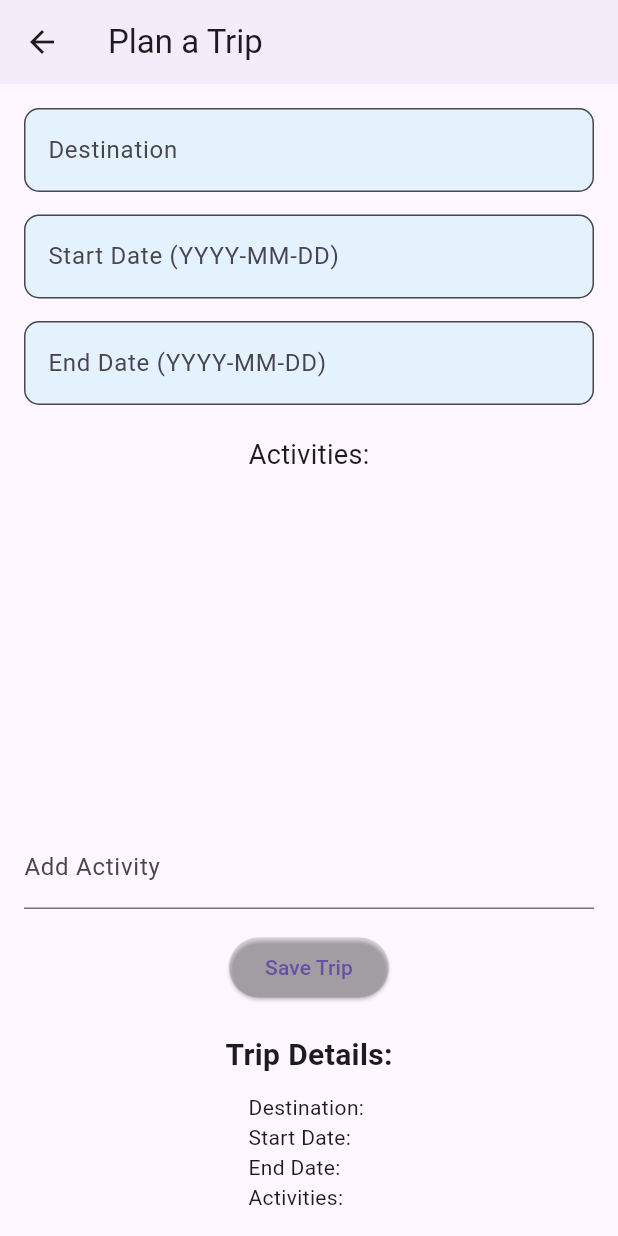
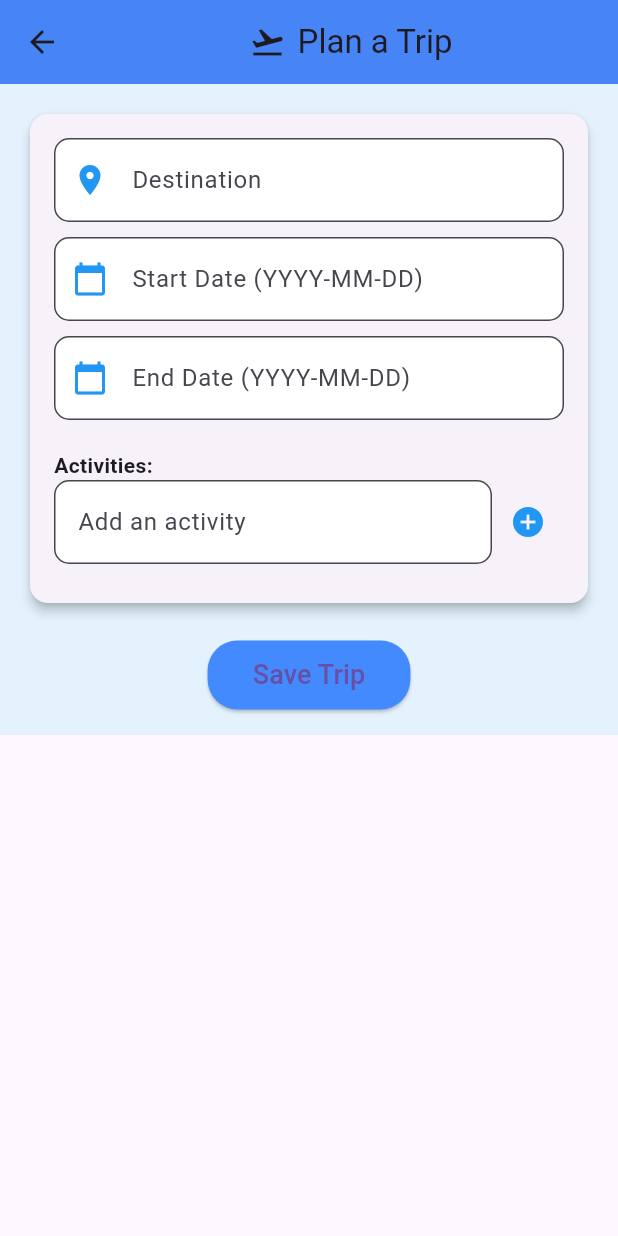
Before and after one commit to sami0100/travel_companion, a Flutter app: the PlanTripScreen screen opened directly, after a tap on "Save Trip", on a phone screen of 412 x 824 dp. Run offline on Flutter 3.47's test engine with Material 3 defaults, Android fonts, the phone set to English and light mode, and no system bars; network calls fail.

Commit message:
ch9,10 commit

```diff
--- a/lib/screens/plan_trip.dart
+++ b/lib/screens/plan_trip.dart
@@ -6,132 +6,188 @@ class PlanTripScreen extends StatefulWidget {
 }
 
 class _PlanTripScreenState extends State<PlanTripScreen> {
-  final TextEditingController _destinationController = TextEditingController();
-  final TextEditingController _startDateController = TextEditingController();
-  final TextEditingController _endDateController = TextEditingController();
-  final List<String> _activities = [];
+  final TextEditingController destinationController = TextEditingController();
+  final TextEditingController startDateController = TextEditingController();
+  final TextEditingController endDateController = TextEditingController();
+  final TextEditingController activityController = TextEditingController();
+  List<String> activities = [];
+  bool isTripSaved = false;
 
-  // Variable to hold trip details
-  String _tripDetails = '';
-
-  void _addActivity(String activity) {
-    if (activity.isNotEmpty) {
+  void _addActivity() {
+    if (activityController.text.isNotEmpty) {
       setState(() {
-        _activities.add(activity);
+        activities.add(activityController.text);
+        activityController.clear();
       });
     }
   }
 
   void _saveTrip() {
-    String destination = _destinationController.text;
-    String startDate = _startDateController.text;
-    String endDate = _endDateController.text;
-
-    // Prepare trip details for display
+    if (destinationController.text.isNotEmpty &&
+        startDateController.text.isNotEmpty &&
+        endDateController.text.isNotEmpty) {
       setState(() {
-      _tripDetails = 'Destination: $destination\n'
-          'Start Date: $startDate\n'
-          'End Date: $endDate\n'
-          'Activities: ${_activities.join(', ')}';
+        isTripSaved = true;
       });
 
-    // Clear the fields after saving
-    _destinationController.clear();
-    _startDateController.clear();
-    _endDateController.clear();
-    setState(() {
-      _activities.clear(); // Clear activities after saving
-    });
+      // Optionally, show a confirmation dialog
+      showDialog(
+        context: context,
+        builder: (context) => AlertDialog(
+          title: Text('Trip Saved'),
+          content: Text(
+              'Destination: ${destinationController.text}\nStart Date: ${startDateController.text}\nEnd Date: ${endDateController.text}\nActivities: ${activities.join(', ')}'),
+          actions: [
+            TextButton(
+              onPressed: () => Navigator.pop(context),
+              child: Text('OK'),
+            ),
+          ],
+        ),
+      );
+    }
   }
 
   @override
   Widget build(BuildContext context) {
     return Scaffold(
       appBar: AppBar(
-        title: Text('Plan a Trip'),
-        elevation: 2,
+        title: Row(
+          mainAxisAlignment: MainAxisAlignment.center,
+          children: [
+            Icon(Icons.flight_takeoff),
+            SizedBox(width: 8),
+            Text('Plan a Trip'),
+          ],
         ),
-      body: Padding(
+        backgroundColor: Colors.blueAccent,
+        elevation: 4,
+        centerTitle: true,
+      ),
+      body: Container(
+        padding: EdgeInsets.all(16.0),
+        color: Colors.blue.shade50,
+        child: SingleChildScrollView(
+          child: Column(
+            crossAxisAlignment: CrossAxisAlignment.start,
+            children: [
+              Card(
+                elevation: 3,
+                shape: RoundedRectangleBorder(
+                  borderRadius: BorderRadius.circular(12),
+                ),
+                child: Padding(
                   padding: const EdgeInsets.all(16.0),
                   child: Column(
+                    crossAxisAlignment: CrossAxisAlignment.start,
                     children: [
                       TextField(
-              controller: _destinationController,
+                        controller: destinationController,
                         decoration: InputDecoration(
                           labelText: 'Destination',
-                filled: true,
-                fillColor: Colors.blue.shade50,
+                          prefixIcon: Icon(Icons.place, color: Colors.blue),
                           border: OutlineInputBorder(
                             borderRadius: BorderRadius.circular(10),
                           ),
+                          filled: true,
+                          fillColor: Colors.white,
                         ),
                       ),
-            SizedBox(height: 15),
+                      SizedBox(height: 10),
                       TextField(
-              controller: _startDateController,
+                        controller: startDateController,
                         decoration: InputDecoration(
                           labelText: 'Start Date (YYYY-MM-DD)',
-                filled: true,
-                fillColor: Colors.blue.shade50,
+                          prefixIcon: Icon(Icons.calendar_today, color: Colors.blue),
                           border: OutlineInputBorder(
                             borderRadius: BorderRadius.circular(10),
                           ),
+                          filled: true,
+                          fillColor: Colors.white,
                         ),
                       ),
-            SizedBox(height: 15),
+                      SizedBox(height: 10),
                       TextField(
-              controller: _endDateController,
+                        controller: endDateController,
                         decoration: InputDecoration(
                           labelText: 'End Date (YYYY-MM-DD)',
-                filled: true,
-                fillColor: Colors.blue.shade50,
+                          prefixIcon: Icon(Icons.calendar_today, color: Colors.blue),
                           border: OutlineInputBorder(
                             borderRadius: BorderRadius.circular(10),
+                          ),
+                          filled: true,
+                          fillColor: Colors.white,
+                        ),
+                      ),
+                      SizedBox(height: 20),
+                      Text('Activities:', style: TextStyle(fontWeight: FontWeight.bold)),
+                      Row(
+                        children: [
+                          Expanded(
+                            child: TextField(
+                              controller: activityController,
+                              decoration: InputDecoration(
+                                labelText: 'Add an activity',
+                                border: OutlineInputBorder(
+                                  borderRadius: BorderRadius.circular(10),
+                                ),
+                                filled: true,
+                                fillColor: Colors.white,
+                              ),
+                            ),
+                          ),
+                          IconButton(
+                            icon: Icon(Icons.add_circle, color: Colors.blue),
+                            onPressed: _addActivity,
+                          ),
+                        ],
+                      ),
+                      SizedBox(height: 10),
+                      Wrap(
+                        spacing: 8.0,
+                        children: activities
+                            .map((activity) => Chip(
+                          label: Text(activity),
+                          deleteIcon: Icon(Icons.close),
+                          onDeleted: () {
+                            setState(() {
+                              activities.remove(activity);
+                            });
+                          },
+                        ))
+                            .toList(),
+                      ),
+                    ],
                   ),
                 ),
               ),
               SizedBox(height: 20),
-            Text('Activities:', style: TextStyle(fontSize: 18)),
-            Expanded(
-              child: ListView.builder(
-                itemCount: _activities.length,
-                itemBuilder: (context, index) {
-                  return Card(
-                    margin: EdgeInsets.symmetric(vertical: 8.0),
-                    elevation: 5,
-                    shape: RoundedRectangleBorder(
-                      borderRadius: BorderRadius.circular(15),
-                    ),
-                    child: ListTile(
-                      title: Text(
-                        _activities[index],
-                        style: TextStyle(color: Colors.blue.shade900),
-                      ),
-                    ),
-                  );
-                },
-              ),
-            ),
-            TextField(
-              decoration: InputDecoration(labelText: 'Add Activity'),
-              onSubmitted: _addActivity,
-            ),
-            SizedBox(height: 15),
-            ElevatedButton(
-              onPressed: _saveTrip, // Call _saveTrip on button press
-              child: Text('Save Trip'),
+              Center(
+                child: ElevatedButton(
+                  onPressed: _saveTrip,
                   style: ElevatedButton.styleFrom(
-                backgroundColor: Colors.black12, // Updated button color
+                    backgroundColor: Colors.blueAccent,
+                    padding: EdgeInsets.symmetric(horizontal: 30, vertical: 10),
                     shape: RoundedRectangleBorder(
                       borderRadius: BorderRadius.circular(20),
                     ),
                   ),
+                  child: Text('Save Trip', style: TextStyle(fontSize: 18)),
                 ),
-            SizedBox(height: 20),
-            Text('Trip Details:', style: TextStyle(fontSize: 20, fontWeight: FontWeight.bold)),
-            SizedBox(height: 10),
-            Text(_tripDetails), // Display the saved trip details here
+              ),
+              if (isTripSaved) ...[
+                Divider(),
+                Padding(
+                  padding: const EdgeInsets.symmetric(vertical: 10.0),
+                  child: Text('Trip Details:', style: TextStyle(fontWeight: FontWeight.bold)),
+                ),
+                Text('Destination: ${destinationController.text}'),
+                Text('Start Date: ${startDateController.text}'),
+                Text('End Date: ${endDateController.text}'),
+                Text('Activities: ${activities.join(', ')}'),
               ],
+            ],
+          ),
         ),
       ),
     );
```
Also changed, not shown: lib/screens/packing_list.dart (+71 -16 lines). Lines whose indentation alone changed are shown as unchanged.
